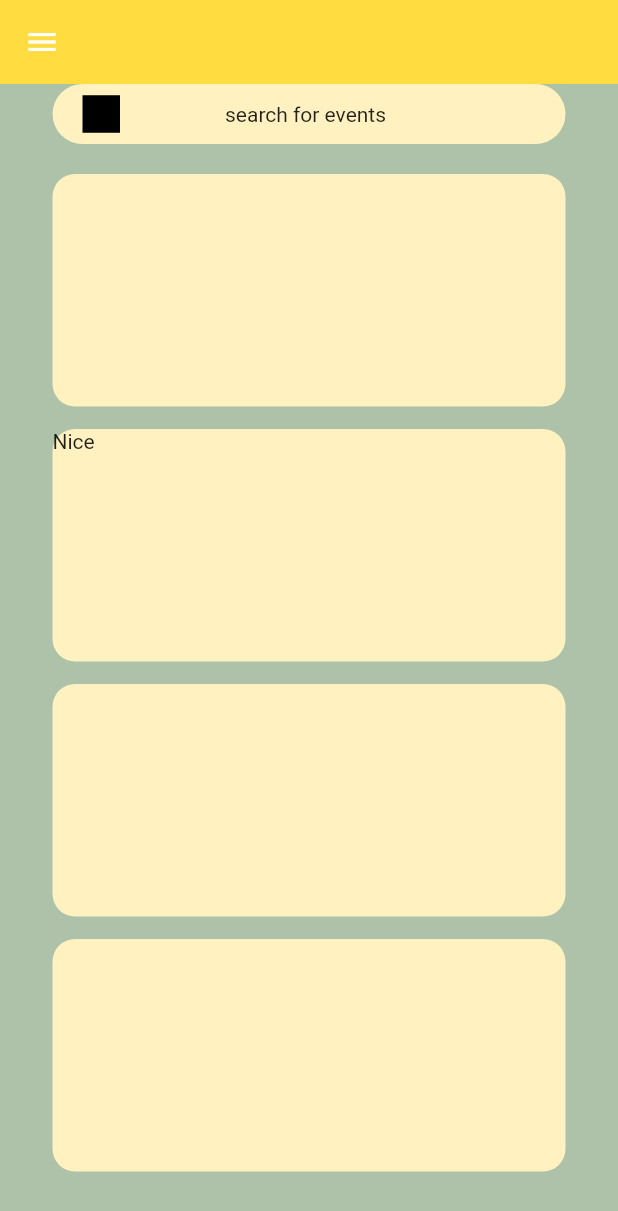
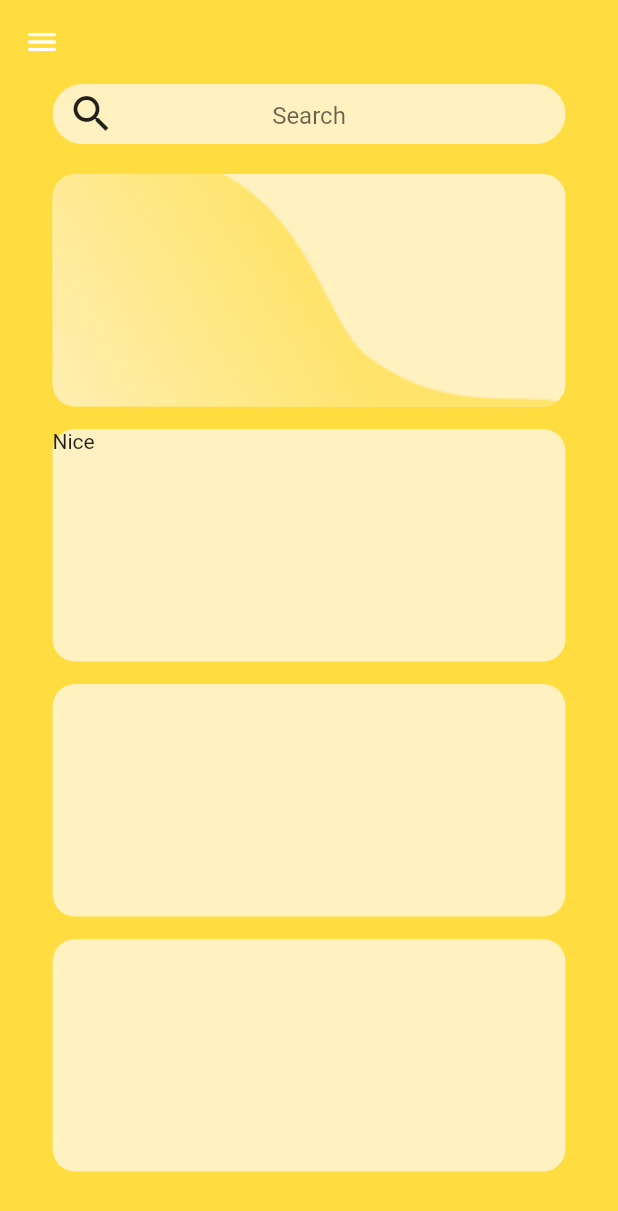
Before and after one commit to arshad2001/App-Permaseta, a Flutter app: the screen it shows after launch, on a phone screen of 412 x 824 dp. Shown: the top 1211 px of the screen. Run offline on Flutter 3.47's test engine with Material 2 defaults, Android fonts, the light colour scheme and no system bars.

Commit message:
update 18-01-2022

```diff
--- a/lib/home.dart
+++ b/lib/home.dart
@@ -10,41 +10,68 @@ class HomePage extends StatelessWidget {
         elevation: 0.0,
       ),
       body: Container(
-          color: AppColor.armyGreen,
+        color: AppColor.background,
         child: ListView(
           children: <Widget>[
             Padding(
               padding: EdgeInsets.only(left: 35, right: 35, bottom: 20),
-                child:
-                Container(
+              child: Container(
                   height: 40,
                   decoration: BoxDecoration(
                     color: AppColor.paleYellow,
                     shape: BoxShape.rectangle,
                     borderRadius: BorderRadius.all(Radius.circular(50.0)),
                   ),
-                    child: Padding(
-                      padding: EdgeInsets.only(left: 20, right: 20, top: 5, bottom: 5,),
                   child: Row(
                     children: [
-                          Padding(padding: EdgeInsets.only(right: 70,),
-                            child:
-                              Container(
-                                height: 25,
-                                width: 25,
-                                color: Colors.black,
+                      Padding(
+                        padding: const EdgeInsets.only(left: 10.0),
+                        child: Icon(
+                          Icons.search,
+                          size: 32.0,
                         ),
                       ),
-                          Text('search for events'),
+                      Expanded(
+                        child: Padding(
+                          padding: const EdgeInsets.only(right: 42.0),
+                          child: TextField(
+                            decoration: InputDecoration(
+                                hintText: "Search", border: InputBorder.none),
+                            textAlign: TextAlign.center,
+                          ),
+                        ),
+                      )
                     ],
+                  )),
             ),
+            Padding(
+              padding: EdgeInsets.only(left: 35, right: 35, bottom: 15),
+              child: Container(
+                height: 155,
+                decoration: BoxDecoration(
+                  image: DecorationImage(
+                      image: AssetImage("Assets/sandwave.png"),
+                      fit: BoxFit.cover),
+                  color: AppColor.paleYellow,
+                  shape: BoxShape.rectangle,
+                  borderRadius: BorderRadius.all(Radius.circular(15.0)),
                 ),
               ),
             ),
             Padding(
               padding: EdgeInsets.only(left: 35, right: 35, bottom: 15),
-                child:
-                Container(
+              child: Container(
+                  height: 155,
+                  decoration: BoxDecoration(
+                    color: AppColor.paleYellow,
+                    shape: BoxShape.rectangle,
+                    borderRadius: BorderRadius.all(Radius.circular(15.0)),
+                  ),
+                  child: Text('Nice')),
+            ),
+            Padding(
+              padding: EdgeInsets.only(left: 35, right: 35, bottom: 15),
+              child: Container(
                 height: 155,
                 decoration: BoxDecoration(
                   color: AppColor.paleYellow,
@@ -55,33 +82,7 @@ class HomePage extends StatelessWidget {
             ),
             Padding(
               padding: EdgeInsets.only(left: 35, right: 35, bottom: 15),
-                child:
-                Container(
-                  height: 155,
-                  decoration: BoxDecoration(
-                    color: AppColor.paleYellow,
-                    shape: BoxShape.rectangle,
-                    borderRadius: BorderRadius.all(Radius.circular(15.0)),
-                  ),
-                  child: Text('Nice')
-                ),
-              ),
-              Padding(
-                padding: EdgeInsets.only(left: 35, right: 35, bottom: 15),
-                child:
-                Container(
-                  height: 155,
-                  decoration: BoxDecoration(
-                    color: AppColor.paleYellow,
-                    shape: BoxShape.rectangle,
-                    borderRadius: BorderRadius.all(Radius.circular(15.0)),
-                  ),
-                ),
-              ),
-              Padding(
-                padding: EdgeInsets.only(left: 35, right: 35, bottom: 15),
-                child:
-                Container(
+              child: Container(
                 height: 155,
                 decoration: BoxDecoration(
                   color: AppColor.paleYellow,
@@ -93,11 +94,9 @@ class HomePage extends StatelessWidget {
           ],
         ),
       ),
-        drawer:
-        Padding(
+      drawer: Padding(
           padding: EdgeInsets.only(top: 30),
-          child:
-          Container(
+          child: Container(
             width: 300.0,
             height: 810.0,
             decoration: BoxDecoration(
@@ -143,8 +142,8 @@ class HomePage extends StatelessWidget {
                   },
                 ),
               ],
-        ),)
             ),
+          )),
     );
   }
 }
--- a/pubspec.yaml
+++ b/pubspec.yaml
@@ -58,8 +58,8 @@ flutter:
   uses-material-design: true
 
   # To add assets to your application, add an assets section, like this:
-  # assets:
-  #   - images/a_dot_burr.jpeg
+  assets:
+    - Assets/sandwave.png
   #   - images/a_dot_ham.jpeg
 
   # An image asset can refer to one or more resolution-specific "variants", see
```
Also changed, not shown: Assets/button_1.png (added), pubspec.lock. Lines whose indentation alone changed are shown as unchanged.
